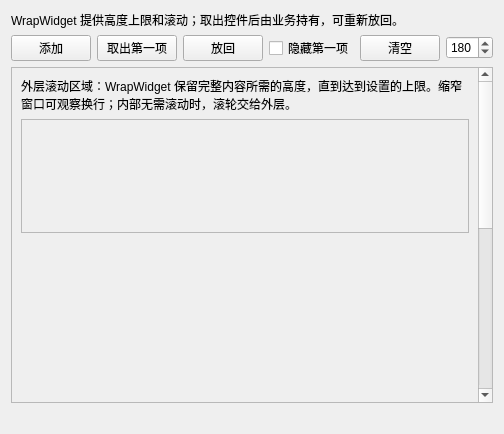
Above: examples/wrap_capabilities/10_wrap_widget/wrap_widget.ui from daonvshu/qt-virtual-item-views before the change. Below: the same form after it.
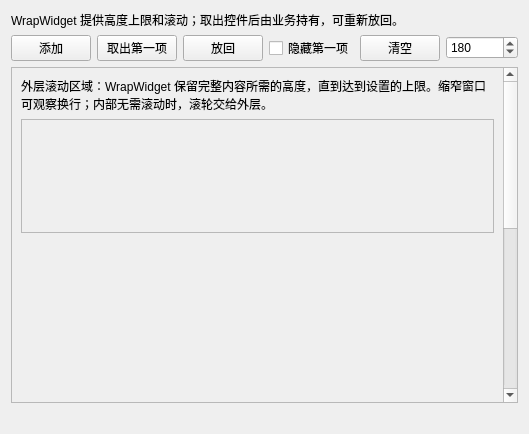
That is the form after the change. Custom widgets are drawn as their Qt base class.

Patch:
```diff
--- a/examples/wrap_capabilities/10_wrap_widget/wrap_widget.ui
+++ b/examples/wrap_capabilities/10_wrap_widget/wrap_widget.ui
@@ -53,7 +53,7 @@
      <item>
       <widget class="QSpinBox" name="maximum">
        <property name="minimum">
-        <number>40</number>
+        <number>0</number>
        </property>
        <property name="maximum">
         <number>400</number>
@@ -61,6 +61,7 @@
        <property name="value">
         <number>180</number>
        </property>
+       <property name="specialValueText"><string>高度不限</string></property>
       </widget>
      </item>
     </layout>
```
